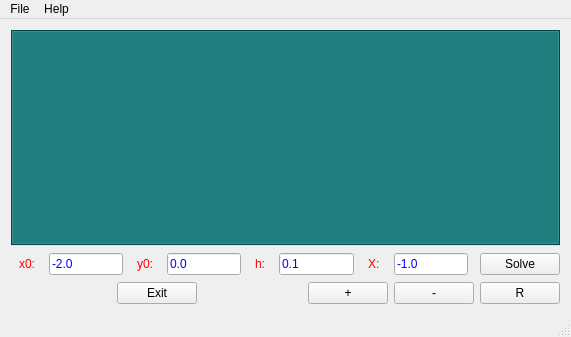
Qt form mainwindow.ui (war-and-peace/diffEq) before a commit.
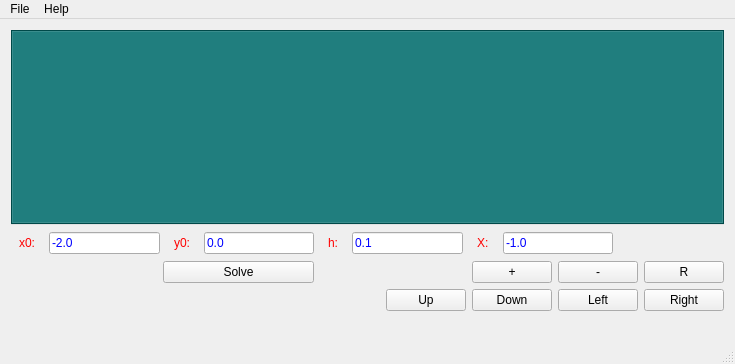
The same form after that commit.

What changed in the file:
```diff
--- a/mainwindow.ui
+++ b/mainwindow.ui
@@ -6,8 +6,8 @@
    <rect>
     <x>0</x>
     <y>0</y>
-    <width>571</width>
-    <height>337</height>
+    <width>735</width>
+    <height>364</height>
    </rect>
   </property>
   <property name="windowTitle">
@@ -23,10 +23,6 @@
 QLineEdit{
 	size: 10sp;
 	color: blue;
-}
-
-MainWindow{
-	background-color: #0e1111;
 }</string>
   </property>
   <widget class="QWidget" name="centralWidget">
@@ -120,8 +116,40 @@
         </property>
        </spacer>
       </item>
+     </layout>
+    </item>
+    <item>
+     <layout class="QHBoxLayout" name="horizontalLayout_2">
+      <property name="bottomMargin">
+       <number>0</number>
+      </property>
+      <item>
+       <spacer name="horizontalSpacer_3">
+        <property name="orientation">
+         <enum>Qt::Horizontal</enum>
+        </property>
+        <property name="sizeHint" stdset="0">
+         <size>
+          <width>40</width>
+          <height>20</height>
+         </size>
+        </property>
+       </spacer>
+      </item>
       <item>
        <widget class="QPushButton" name="Solve">
+        <property name="sizePolicy">
+         <sizepolicy hsizetype="MinimumExpanding" vsizetype="Minimum">
+          <horstretch>0</horstretch>
+          <verstretch>0</verstretch>
+         </sizepolicy>
+        </property>
+        <property name="minimumSize">
+         <size>
+          <width>70</width>
+          <height>0</height>
+         </size>
+        </property>
         <property name="text">
          <string>Solve</string>
         </property>
@@ -130,33 +158,6 @@
         </property>
        </widget>
       </item>
-     </layout>
-    </item>
-    <item>
-     <layout class="QHBoxLayout" name="horizontalLayout_2">
-      <property name="bottomMargin">
-       <number>0</number>
-      </property>
-      <item>
-       <spacer name="horizontalSpacer_3">
-        <property name="orientation">
-         <enum>Qt::Horizontal</enum>
-        </property>
-        <property name="sizeHint" stdset="0">
-         <size>
-          <width>40</width>
-          <height>20</height>
-         </size>
-        </property>
-       </spacer>
-      </item>
-      <item>
-       <widget class="QPushButton" name="Exit">
-        <property name="text">
-         <string>Exit</string>
-        </property>
-       </widget>
-      </item>
       <item>
        <spacer name="horizontalSpacer_4">
         <property name="orientation">
@@ -172,9 +173,15 @@
       </item>
       <item>
        <widget class="QPushButton" name="zoomIn">
+        <property name="sizePolicy">
+         <sizepolicy hsizetype="Minimum" vsizetype="Fixed">
+          <horstretch>0</horstretch>
+          <verstretch>0</verstretch>
+         </sizepolicy>
+        </property>
         <property name="minimumSize">
          <size>
-          <width>45</width>
+          <width>30</width>
           <height>0</height>
          </size>
         </property>
@@ -199,6 +206,54 @@
       </item>
      </layout>
     </item>
+    <item>
+     <layout class="QHBoxLayout" name="horizontalLayout_3">
+      <property name="bottomMargin">
+       <number>20</number>
+      </property>
+      <item>
+       <spacer name="horizontalSpacer_2">
+        <property name="orientation">
+         <enum>Qt::Horizontal</enum>
+        </property>
+        <property name="sizeHint" stdset="0">
+         <size>
+          <width>40</width>
+          <height>20</height>
+         </size>
+        </property>
+       </spacer>
+      </item>
+      <item>
+       <widget class="QPushButton" name="upButton">
+        <property name="text">
+         <string>Up</string>
+        </property>
+       </widget>
+      </item>
+      <item>
+       <widget class="QPushButton" name="downButton">
+        <property name="text">
+         <string>Down</string>
+        </property>
+       </widget>
+      </item>
+      <item>
+       <widget class="QPushButton" name="leftButton">
+        <property name="text">
+         <string>Left</string>
+        </property>
+       </widget>
+      </item>
+      <item>
+       <widget class="QPushButton" name="rightButton">
+        <property name="text">
+         <string>Right</string>
+        </property>
+       </widget>
+      </item>
+     </layout>
+    </item>
    </layout>
   </widget>
   <widget class="QMenuBar" name="menuBar">
@@ -206,7 +261,7 @@
     <rect>
      <x>0</x>
      <y>0</y>
-     <width>571</width>
+     <width>735</width>
      <height>22</height>
     </rect>
    </property>
```
Left out of the diff: 19 changed lines with no effect on the pictures.
